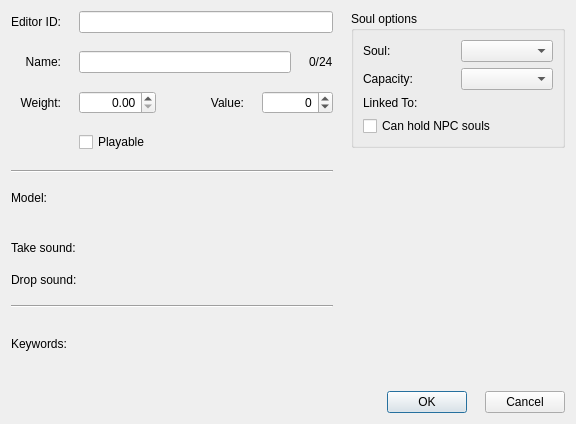
Before: the Qt Designer form native/src/DovahKit/ui/form_windows/soul_gem.ui in DavidJCobb/DovahKit, drawn with Qt 5.
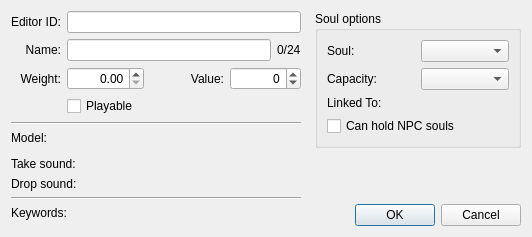
After: the same form once the commit is applied. Custom widgets are drawn as their Qt base class.

What changed in the file:
```diff
--- a/native/src/DovahKit/ui/form_windows/soul_gem.ui
+++ b/native/src/DovahKit/ui/form_windows/soul_gem.ui
@@ -2,21 +2,10 @@
 <ui version="4.0">
  <class>FormDialogSoulGem</class>
  <widget class="QDialog" name="FormDialogSoulGem">
-  <property name="geometry">
-   <rect>
-    <x>0</x>
-    <y>0</y>
-    <width>576</width>
-    <height>424</height>
-   </rect>
-  </property>
   <property name="windowTitle">
    <string>Soul Gem</string>
   </property>
   <layout class="QHBoxLayout" name="horizontalLayout_4">
-   <property name="spacing">
-    <number>18</number>
-   </property>
    <item>
     <layout class="QVBoxLayout" name="colLeft" stretch="0,0,0,0,0">
      <item>
@@ -238,6 +227,22 @@
      </item>
     </layout>
    </item>
+   <item>
+    <spacer name="horizontalSpacer_3">
+     <property name="orientation">
+      <enum>Qt::Horizontal</enum>
+     </property>
+     <property name="sizeType">
+      <enum>QSizePolicy::Fixed</enum>
+     </property>
+     <property name="sizeHint" stdset="0">
+      <size>
+       <width>8</width>
+       <height>20</height>
+      </size>
+     </property>
+    </spacer>
+   </item>
    <item>
     <layout class="QVBoxLayout" name="colRight" stretch="0,1,100,0">
      <item>
```
